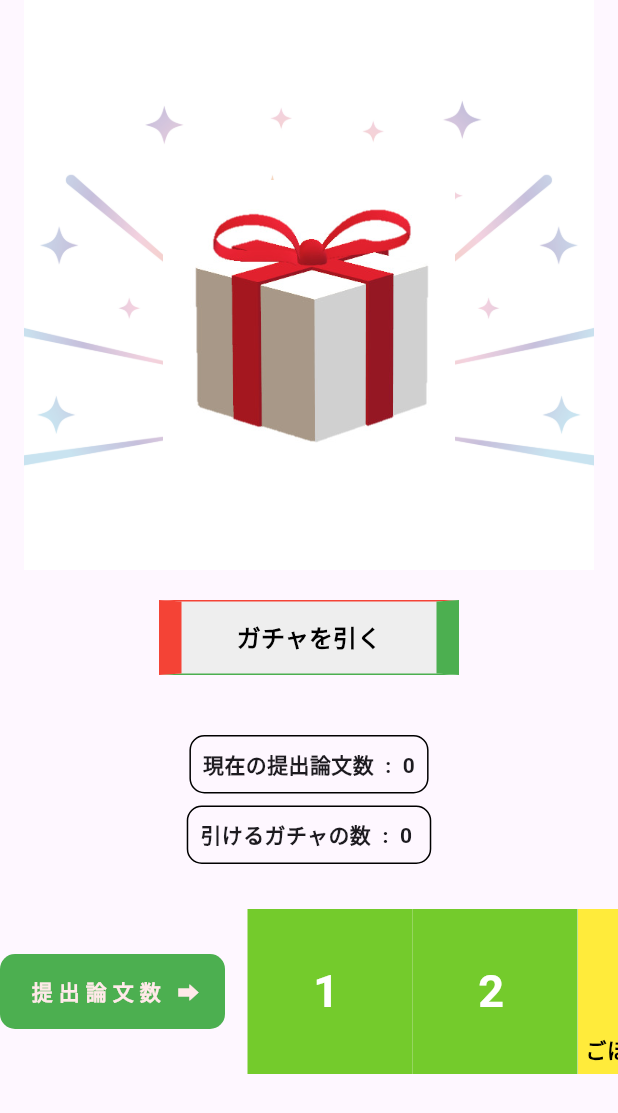
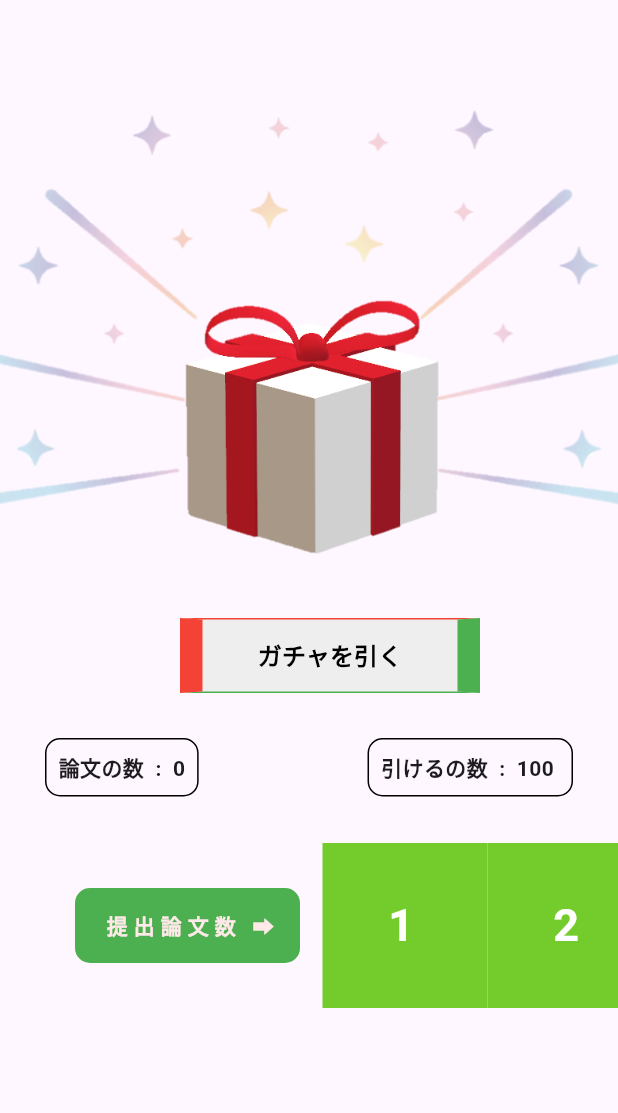
Before and after one commit to kip-i/grofessor, a Flutter app: the GachaPage widget shown alone on an empty page, opened directly, after a tap on "ガチャを引く", on a phone screen of 412 x 824 dp. Shown: the top 1113 px of the screen. Run offline on Flutter 3.47's test engine with Material 3 defaults, Android fonts, the phone set to English and light mode, and no system bars; our stand-ins replace cloud_firestore, firebase_auth, firebase_core, flutter_riverpod, freezed_annotation, marquee and 3 more; missing offline and left inert: dart:ffi, flutter_cube; accounts and stored records are empty; generated files the repository leaves out were written again; network calls fail.

Commit message:
feat: ある程度のスタックに対応

```diff
--- a/lib/gacha/gacha.dart
+++ b/lib/gacha/gacha.dart
@@ -1,7 +1,7 @@
 import 'package:flutter/material.dart';
 import 'package:provider/provider.dart';
 import 'dart:math';
-import '../state.dart';
+import '../_state.dart';
 import 'showdialog_background.dart';
 import 'showdialog_nickname.dart';
 import 'showdialog_skin.dart';
@@ -68,72 +68,94 @@ class GachaPageState extends State<GachaPage> {
 
   @override
   Widget build(BuildContext context) {
-    final dataProvider = Provider.of<DataProvider>(context);
-    int x = dataProvider.paperNum;
-    int y = dataProvider.gachaTicket;
+    final gachaProvider = Provider.of<GachaProvider>(context);
+    final achieveProvider = Provider.of<AchieveProvider>(context);
+    final userProvider = Provider.of<UserProvider>(context);
+    int x = achieveProvider.paperNum;
+    int y = gachaProvider.gachaTicket;
+    // Debug用
+    y = 100;
+    gachaProvider.setGachaTicket(userProvider.userId, 1);
     void generateRandomString() {
-      print('なにもないよ');
-      List<String> elements = dataProvider.notHaveNickNameIdList +
-          dataProvider.notHaveCharacterIdList +
-          dataProvider.notHaveBackgroundIdList;
+      print('リスト生成'+gachaProvider.gachaTicket.toString());
+      List<String> elements =
+          //gachaProvider.notHaveNickNameIdList +
+          //gachaProvider.notHaveNickNameIdList +
+          gachaProvider.notHaveCharacterIdList ;
+          //gachaProvider.notHaveBackgroundIdList +
+          //gachaProvider.notHaveBackgroundIdList;
+      print('y'+y.toString());
+      print(gachaProvider.notHaveBackgroundIdList);
+      print(gachaProvider.notHaveNickNameIdList);
+      print(gachaProvider.notHaveCharacterIdList);
+
       if (elements.isEmpty || y <= 0) {
         setState(() {
           randomString = 'もう出ないよ'; // 全ての要素が表示されたらガチャが引けなくなる
         });
         return;
       }
+      print('あああ');
+
 
       Random random = Random();
       int randomIndex = random.nextInt(elements.length);
       String selectedElement = elements[randomIndex];
-
+      print('引く前'+ gachaProvider.gachaTicket.toString());
       setState(() {
         randomString = selectedElement;
         y = y - 1; // ガチャを引いたら'y'の値を1減らす
+        gachaProvider.setGachaTicket(userProvider.userId, -1);
       });
-      print(selectedElement);
+      print('引く後' + gachaProvider.gachaTicket.toString());
+      print('ガチャ排出：'+selectedElement.toString());
       print(elements);
       if (selectedElement.startsWith('b')) {
-        dataProvider.setNotHaveBackgroundIdList(selectedElement);
-        showDialog_background(context);
+        gachaProvider.setNotHaveBackgroundIdList(userProvider.userId, selectedElement);
+        showDialog_background(context, selectedElement);
       } else if (selectedElement.startsWith('n')) {
-        dataProvider.setNotHaveNickNameIdList(selectedElement);
-        showDialog_nickname(context);
+        gachaProvider.setNotHaveNickNameIdList(
+            userProvider.userId, selectedElement);
+        showDialog_nickname(context, selectedElement);
       }else{
-        dataProvider.setNotHaveCharacterIdList(selectedElement);
-        showDialog_Skin(context);
+        gachaProvider.setNotHaveCharacterIdList(
+            userProvider.userId, selectedElement);
+        showDialog_Skin(context, selectedElement);
       }
     }
 
-    return Scaffold(
-      body: Stack(
+    return Stack(
       children: [
-          Center(
-            child: Column(
-              children: [
-                Stack(
+        Positioned(
+          top: 0,
+          left: 0,
+          child:
+            Container(
+              width: MediaQuery.of(context).size.width,
+              height: MediaQuery.of(context).size.width,
               alignment: Alignment.center,
-                  children: [
-                    Image.asset(
-                       'assets/images/kirakira.jpg',
-                      width: 380,
-                      height: 380,
-                      fit: BoxFit.cover,
-                    ),
-                   // SizedBox(height: 50),//プレゼントの高さを変える
-                   Positioned(
-                    top: 120, // Adjust this value to change the vertical position
-                    child: Image.asset(
-                      'assets/images/present.jpg',
-                      width: 195,
-                      height: 195,
+              decoration: BoxDecoration(
+                image: DecorationImage(
+                  image: AssetImage('assets/images/kirakira.png'),
                   fit: BoxFit.cover,
                 ),
               ),
-                ],
+            )
         ),
-              SizedBox(height: 20),
-                ElevatedButton(
+        Positioned(
+          top: MediaQuery.of(context).size.width/2.3, // Adjust this value to change the vertical position
+          left: 100,
+          child: Image.asset(
+            'assets/images/present.png',
+            width: MediaQuery.of(context).size.width-200,
+            height: MediaQuery.of(context).size.width-200,
+            fit: BoxFit.cover,
+          ),
+        ),
+        Positioned(
+          top: MediaQuery.of(context).size.height/2, // Adjust this value to change the vertical position
+          left: MediaQuery.of(context).size.width/2-110,
+          child: ElevatedButton(
             onPressed: generateRandomString,
             style: ElevatedButton.styleFrom(
               elevation: 0,
@@ -168,8 +190,11 @@ class GachaPageState extends State<GachaPage> {
               ),
             ),
           ),
-                SizedBox(height: 40),
-                Container(
+        ),
+        Positioned(
+          top:MediaQuery.of(context).size.height/2 + 80,
+          left: 30,
+          child: Container(
             decoration: BoxDecoration(
               border: Border.all(color: Colors.black),
               borderRadius: BorderRadius.circular(10),
@@ -177,15 +202,18 @@ class GachaPageState extends State<GachaPage> {
             child: Padding(
               padding: const EdgeInsets.all(8.0),
               child: Text(
-                      '現在の提出論文数  :  $x',
+                '論文の数  :  $x',
                 style: TextStyle(
                   fontWeight: FontWeight.bold,
                 ),
               ),
             ),
           ),
-                SizedBox(height: 8),
-                Container(
+        ),
+        Positioned(
+          top: MediaQuery.of(context).size.height / 2 + 80,
+          right: 30 ,
+          child: Container(
             decoration: BoxDecoration(
               border: Border.all(color: Colors.black),
               borderRadius: BorderRadius.circular(10),
@@ -193,15 +221,18 @@ class GachaPageState extends State<GachaPage> {
             child: Padding(
               padding: const EdgeInsets.all(8.0),
               child: Text(
-                      '引けるガチャの数  :  $y ',
+                '引けるの数  :  $y ',
                 style: TextStyle(
                   fontWeight: FontWeight.bold,
                 ),
               ),
             ),
           ),
-                SizedBox(height: 30),
-                SingleChildScrollView(
+        ),
+        Positioned(
+          top: MediaQuery.of(context).size.height / 2 + 150,
+          left: 50,
+          child: SingleChildScrollView(
             scrollDirection: Axis.horizontal,
             controller: _scrollController1,
             child: Row(
@@ -258,7 +289,7 @@ class GachaPageState extends State<GachaPage> {
                           ),
                         ],
                       ),
-                            if (i + 1 <= dataProvider.paperNum)
+                      if (i + 1 <= achieveProvider.paperNum)
                         Positioned(
                           top: 38,
                           right: 40,
@@ -300,15 +331,10 @@ class GachaPageState extends State<GachaPage> {
                   ),
               ],
             ),
+        )
         ),
+
       ],
-            ),
-          ),
-        ],
-      ),
     );
   }
 }
-
-mixin dataProvider {
-}
```
Lines whose indentation alone changed are shown as unchanged.
